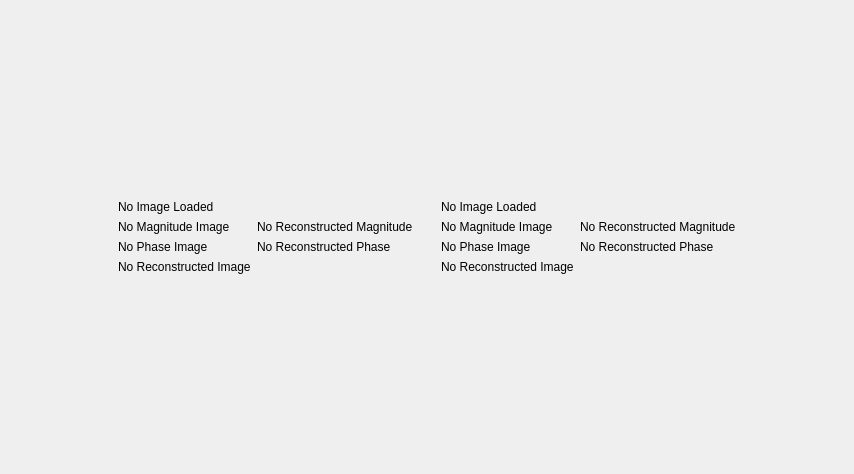
Qt form mainwindow.ui (stampho/qt-fourier-demo) before a commit.
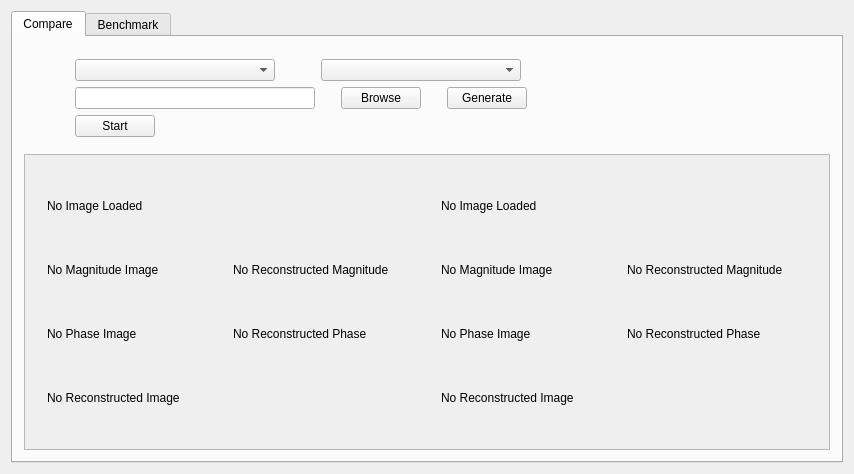
The same form after that commit.

```diff
--- a/mainwindow.ui
+++ b/mainwindow.ui
@@ -14,84 +14,260 @@
    <string>MainWindow</string>
   </property>
   <widget class="QWidget" name="centralWidget">
-   <layout class="QGridLayout" name="gridLayout_3">
-    <item row="0" column="1">
-     <spacer name="verticalSpacer">
-      <property name="orientation">
-       <enum>Qt::Vertical</enum>
+   <layout class="QVBoxLayout" name="verticalLayout_2">
+    <item>
+     <widget class="QTabWidget" name="tabWidget">
+      <property name="currentIndex">
+       <number>0</number>
       </property>
-      <property name="sizeHint" stdset="0">
+      <widget class="QWidget" name="compareTab">
+       <attribute name="title">
+        <string>Compare</string>
+       </attribute>
+       <layout class="QVBoxLayout" name="verticalLayout_3">
+        <item>
+         <widget class="QWidget" name="controlView" native="true">
+          <property name="sizePolicy">
+           <sizepolicy hsizetype="Expanding" vsizetype="Fixed">
+            <horstretch>0</horstretch>
+            <verstretch>0</verstretch>
+           </sizepolicy>
+          </property>
+          <property name="minimumSize">
        <size>
-        <width>20</width>
-        <height>166</height>
-       </size>
-      </property>
-     </spacer>
-    </item>
-    <item row="1" column="0">
+            <width>0</width>
+            <height>0</height>
+           </size>
+          </property>
+          <layout class="QVBoxLayout" name="verticalLayout">
+           <item>
+            <layout class="QHBoxLayout" name="horizontalLayout_2">
+             <item>
      <spacer name="horizontalSpacer">
       <property name="orientation">
        <enum>Qt::Horizontal</enum>
       </property>
+               <property name="sizeType">
+                <enum>QSizePolicy::Fixed</enum>
+               </property>
       <property name="sizeHint" stdset="0">
        <size>
-        <width>115</width>
+                 <width>40</width>
         <height>20</height>
        </size>
       </property>
      </spacer>
     </item>
-    <item row="1" column="1" colspan="2">
-     <widget class="QWidget" name="mainView" native="true">
+             <item>
+              <widget class="QComboBox" name="refFtCombo">
+               <property name="minimumSize">
+                <size>
+                 <width>200</width>
+                 <height>0</height>
+                </size>
+               </property>
+               <property name="currentIndex">
+                <number>-1</number>
+               </property>
+              </widget>
+             </item>
+             <item>
+              <spacer name="horizontalSpacer_2">
+               <property name="orientation">
+                <enum>Qt::Horizontal</enum>
+               </property>
+               <property name="sizeType">
+                <enum>QSizePolicy::Fixed</enum>
+               </property>
+               <property name="sizeHint" stdset="0">
+                <size>
+                 <width>40</width>
+                 <height>20</height>
+                </size>
+               </property>
+              </spacer>
+             </item>
+             <item>
+              <widget class="QComboBox" name="modFtCombo">
+               <property name="minimumSize">
+                <size>
+                 <width>200</width>
+                 <height>0</height>
+                </size>
+               </property>
+               <property name="currentIndex">
+                <number>-1</number>
+               </property>
+              </widget>
+             </item>
+             <item>
+              <spacer name="horizontalSpacer_3">
+               <property name="orientation">
+                <enum>Qt::Horizontal</enum>
+               </property>
+               <property name="sizeHint" stdset="0">
+                <size>
+                 <width>40</width>
+                 <height>20</height>
+                </size>
+               </property>
+              </spacer>
+             </item>
+            </layout>
+           </item>
+           <item>
+            <layout class="QHBoxLayout" name="horizontalLayout_3">
+             <item>
+              <spacer name="horizontalSpacer_4">
+               <property name="orientation">
+                <enum>Qt::Horizontal</enum>
+               </property>
+               <property name="sizeType">
+                <enum>QSizePolicy::Fixed</enum>
+               </property>
+               <property name="sizeHint" stdset="0">
+                <size>
+                 <width>40</width>
+                 <height>20</height>
+                </size>
+               </property>
+              </spacer>
+             </item>
+             <item>
+              <widget class="QLineEdit" name="imageLine">
+               <property name="sizePolicy">
+                <sizepolicy hsizetype="Fixed" vsizetype="Fixed">
+                 <horstretch>0</horstretch>
+                 <verstretch>0</verstretch>
+                </sizepolicy>
+               </property>
+               <property name="minimumSize">
+                <size>
+                 <width>240</width>
+                 <height>0</height>
+                </size>
+               </property>
+              </widget>
+             </item>
+             <item>
+              <spacer name="horizontalSpacer_7">
+               <property name="orientation">
+                <enum>Qt::Horizontal</enum>
+               </property>
+               <property name="sizeType">
+                <enum>QSizePolicy::Fixed</enum>
+               </property>
+               <property name="sizeHint" stdset="0">
+                <size>
+                 <width>20</width>
+                 <height>20</height>
+                </size>
+               </property>
+              </spacer>
+             </item>
+             <item>
+              <widget class="QPushButton" name="browseButton">
+               <property name="text">
+                <string>Browse</string>
+               </property>
+              </widget>
+             </item>
+             <item>
+              <spacer name="horizontalSpacer_8">
+               <property name="orientation">
+                <enum>Qt::Horizontal</enum>
+               </property>
+               <property name="sizeType">
+                <enum>QSizePolicy::Fixed</enum>
+               </property>
+               <property name="sizeHint" stdset="0">
+                <size>
+                 <width>20</width>
+                 <height>20</height>
+                </size>
+               </property>
+              </spacer>
+             </item>
+             <item>
+              <widget class="QPushButton" name="cRectButton">
+               <property name="text">
+                <string>Generate</string>
+               </property>
+              </widget>
+             </item>
+             <item>
+              <spacer name="horizontalSpacer_9">
+               <property name="orientation">
+                <enum>Qt::Horizontal</enum>
+               </property>
+               <property name="sizeHint" stdset="0">
+                <size>
+                 <width>40</width>
+                 <height>20</height>
+                </size>
+               </property>
+              </spacer>
+             </item>
+            </layout>
+           </item>
+           <item>
+            <layout class="QHBoxLayout" name="horizontalLayout_4">
+             <item>
+              <spacer name="horizontalSpacer_5">
+               <property name="orientation">
+                <enum>Qt::Horizontal</enum>
+               </property>
+               <property name="sizeType">
+                <enum>QSizePolicy::Fixed</enum>
+               </property>
+               <property name="sizeHint" stdset="0">
+                <size>
+                 <width>40</width>
+                 <height>20</height>
+                </size>
+               </property>
+              </spacer>
+             </item>
+             <item>
+              <widget class="QPushButton" name="startCompareButton">
+               <property name="text">
+                <string>Start</string>
+               </property>
+              </widget>
+             </item>
+             <item>
+              <spacer name="horizontalSpacer_6">
+               <property name="orientation">
+                <enum>Qt::Horizontal</enum>
+               </property>
+               <property name="sizeHint" stdset="0">
+                <size>
+                 <width>40</width>
+                 <height>20</height>
+                </size>
+               </property>
+              </spacer>
+             </item>
+            </layout>
+           </item>
+          </layout>
+         </widget>
+        </item>
+        <item>
+         <widget class="QScrollArea" name="mainView">
+          <property name="widgetResizable">
+           <bool>true</bool>
+          </property>
+          <widget class="QWidget" name="scrollAreaWidgetContents_2">
+           <property name="geometry">
+            <rect>
+             <x>0</x>
+             <y>0</y>
+             <width>810</width>
+             <height>302</height>
+            </rect>
+           </property>
       <layout class="QHBoxLayout" name="horizontalLayout">
-       <item>
-        <widget class="QWidget" name="viewRef" native="true">
-         <layout class="QGridLayout" name="gridLayout">
-          <item row="0" column="0">
-           <widget class="QLabel" name="originalImageRef">
-            <property name="text">
-             <string>No Image Loaded</string>
-            </property>
-           </widget>
-          </item>
-          <item row="1" column="0">
-           <widget class="QLabel" name="magnitudeImageRef">
-            <property name="text">
-             <string>No Magnitude Image</string>
-            </property>
-           </widget>
-          </item>
-          <item row="1" column="1">
-           <widget class="QLabel" name="recMagnitudeImageRef">
-            <property name="text">
-             <string>No Reconstructed Magnitude</string>
-            </property>
-           </widget>
-          </item>
-          <item row="2" column="0">
-           <widget class="QLabel" name="phaseImageRef">
-            <property name="text">
-             <string>No Phase Image</string>
-            </property>
-           </widget>
-          </item>
-          <item row="2" column="1">
-           <widget class="QLabel" name="recPhaseImageRef">
-            <property name="text">
-             <string>No Reconstructed Phase</string>
-            </property>
-           </widget>
-          </item>
-          <item row="3" column="0">
-           <widget class="QLabel" name="recOriginalImageRef">
-            <property name="text">
-             <string>No Reconstructed Image</string>
-            </property>
-           </widget>
-          </item>
-         </layout>
-        </widget>
-       </item>
        <item>
         <widget class="QWidget" name="viewMod" native="true">
          <layout class="QGridLayout" name="gridLayout_2">
@@ -140,34 +316,68 @@
          </layout>
         </widget>
        </item>
-      </layout>
-     </widget>
-    </item>
-    <item row="1" column="3">
-     <spacer name="horizontalSpacer_2">
-      <property name="orientation">
-       <enum>Qt::Horizontal</enum>
-      </property>
-      <property name="sizeHint" stdset="0">
-       <size>
-        <width>115</width>
-        <height>20</height>
-       </size>
-      </property>
-     </spacer>
-    </item>
-    <item row="2" column="2">
-     <spacer name="verticalSpacer_2">
-      <property name="orientation">
-       <enum>Qt::Vertical</enum>
-      </property>
-      <property name="sizeHint" stdset="0">
-       <size>
-        <width>20</width>
-        <height>166</height>
-       </size>
-      </property>
-     </spacer>
+            <item>
+             <widget class="QWidget" name="viewRef" native="true">
+              <layout class="QGridLayout" name="gridLayout">
+               <item row="0" column="0">
+                <widget class="QLabel" name="originalImageRef">
+                 <property name="text">
+                  <string>No Image Loaded</string>
+                 </property>
+                </widget>
+               </item>
+               <item row="1" column="0">
+                <widget class="QLabel" name="magnitudeImageRef">
+                 <property name="text">
+                  <string>No Magnitude Image</string>
+                 </property>
+                </widget>
+               </item>
+               <item row="1" column="1">
+                <widget class="QLabel" name="recMagnitudeImageRef">
+                 <property name="text">
+                  <string>No Reconstructed Magnitude</string>
+                 </property>
+                </widget>
+               </item>
+               <item row="2" column="0">
+                <widget class="QLabel" name="phaseImageRef">
+                 <property name="text">
+                  <string>No Phase Image</string>
+                 </property>
+                </widget>
+               </item>
+               <item row="2" column="1">
+                <widget class="QLabel" name="recPhaseImageRef">
+                 <property name="text">
+                  <string>No Reconstructed Phase</string>
+                 </property>
+                </widget>
+               </item>
+               <item row="3" column="0">
+                <widget class="QLabel" name="recOriginalImageRef">
+                 <property name="text">
+                  <string>No Reconstructed Image</string>
+                 </property>
+                </widget>
+               </item>
+              </layout>
+             </widget>
+            </item>
+           </layout>
+           <zorder>viewRef</zorder>
+           <zorder>viewMod</zorder>
+          </widget>
+         </widget>
+        </item>
+       </layout>
+      </widget>
+      <widget class="QWidget" name="benchmarkTab">
+       <attribute name="title">
+        <string>Benchmark</string>
+       </attribute>
+      </widget>
+     </widget>
     </item>
    </layout>
   </widget>
```
Lines whose indentation alone changed are shown as unchanged.
